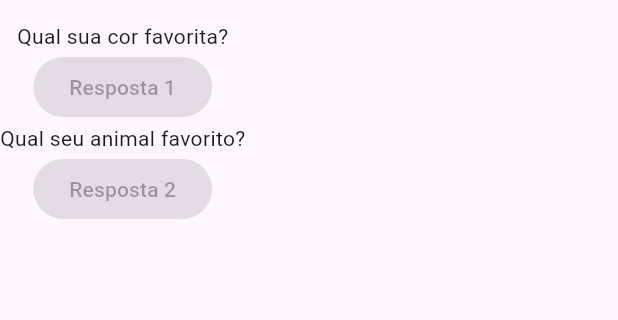
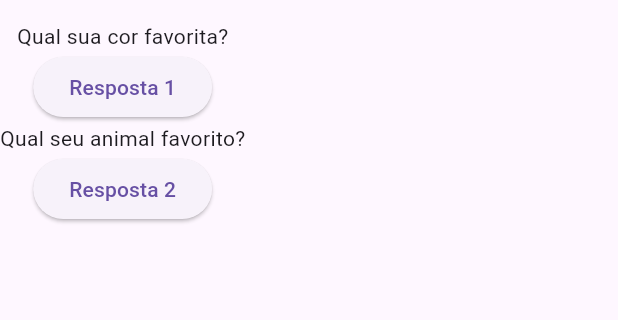
Before and after one commit to victoricoma/ddm_flutter_b, a Flutter app: the screen it shows after launch, on a phone screen of 412 x 824 dp, the part 63-383 px from its top. Run offline on Flutter 3.47's test engine with Material 3 defaults, Android fonts, the phone set to English and light mode, and no system bars.

Commit message:
Aula0204 Funções com Flutter

```diff
--- a/perguntas/lib/main.dart
+++ b/perguntas/lib/main.dart
@@ -5,6 +5,12 @@ void main() {
 }
 
 class PerguntaApp extends StatelessWidget {
+  const PerguntaApp({super.key});
+  void responder() {
+    print('Pergunta Respondida!');
+  }
+
+  @override
   Widget build(BuildContext context) {
     final perguntas = ['Qual sua cor favorita?', 'Qual seu animal favorito?'];
     return MaterialApp(
@@ -13,11 +19,11 @@ class PerguntaApp extends StatelessWidget {
         title: const Text('Perguntas'),
       ),
       body: Column(
-        children: [
+        children: <Widget>[
           Text(perguntas[0]),
-          ElevatedButton(onPressed: null, child: const Text('Resposta 1')),
+          ElevatedButton(onPressed: responder, child: Text('Resposta 1')),
           Text(perguntas[1]),
-          ElevatedButton(onPressed: null, child: const Text('Resposta 2'))
+          ElevatedButton(onPressed: responder, child: Text('Resposta 2'))
         ],
       ),
     ));
```
